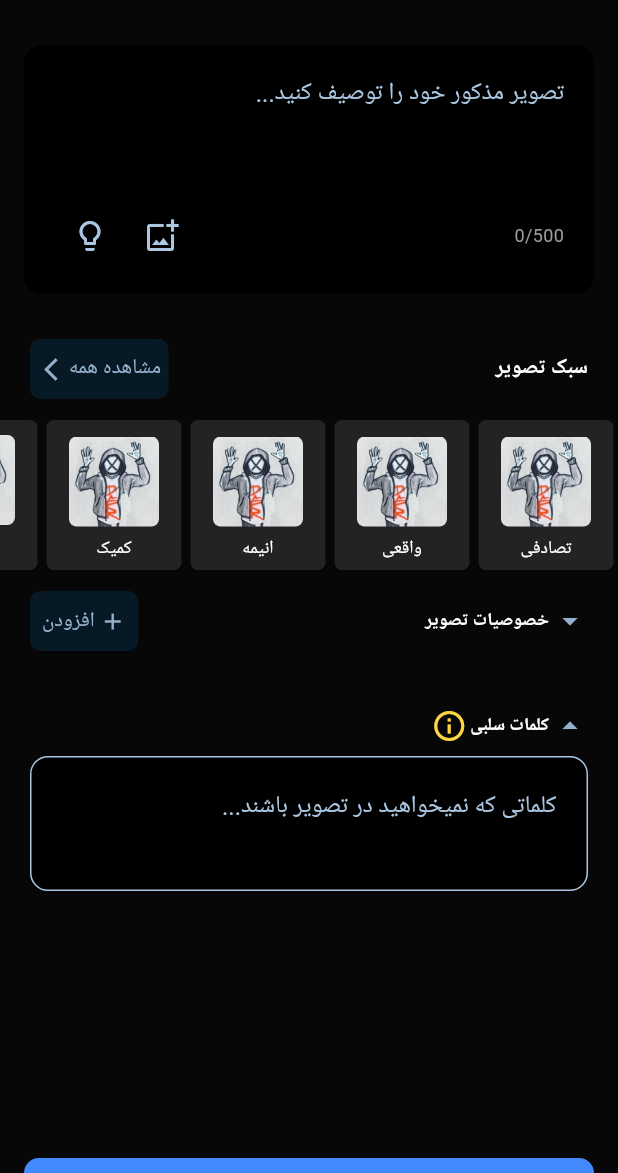
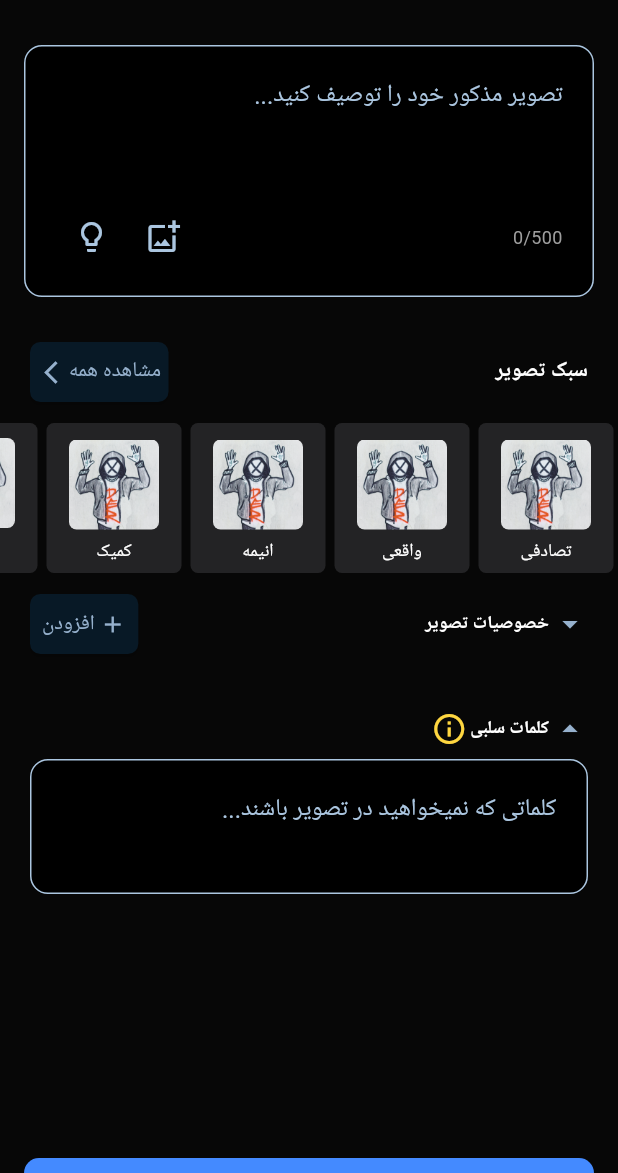
Before and after one commit to mehdisrmd/talentei, a Flutter app: the ImajPage screen opened directly, on a phone screen of 412 x 824 dp, the part 63-1236 px from its top. Run offline on Flutter 3.47's test engine with Material 3 defaults, Android fonts, the phone set to English and light mode, and no system bars; our stand-ins replace bloc, flutter_bloc; Roboto replaces fonts that are missing (Arial).

Commit message:
fix syntax error

```diff
--- a/lib/pages/imaj.dart
+++ b/lib/pages/imaj.dart
@@ -90,8 +90,13 @@ class _ImajPageState extends State<ImajPage> {
                               margin: const EdgeInsets.all(16.0),
                               decoration: BoxDecoration(
                                 color: Colors.black,
+                                border: Border.all(
+                                  color: const Color(0xFFabc6e0),
+                                  width: 1,
+                                ),
                                 borderRadius: BorderRadius.circular(12),
                               ),
+
                               // SYNTAX FIX: 'child' is a property of Container, not BoxDecoration
                               child: Column(
                                 mainAxisSize: MainAxisSize.min,
@@ -627,4 +632,3 @@ class _ImajPageState extends State<ImajPage> {
     );
   }
 }
-//hi
```
